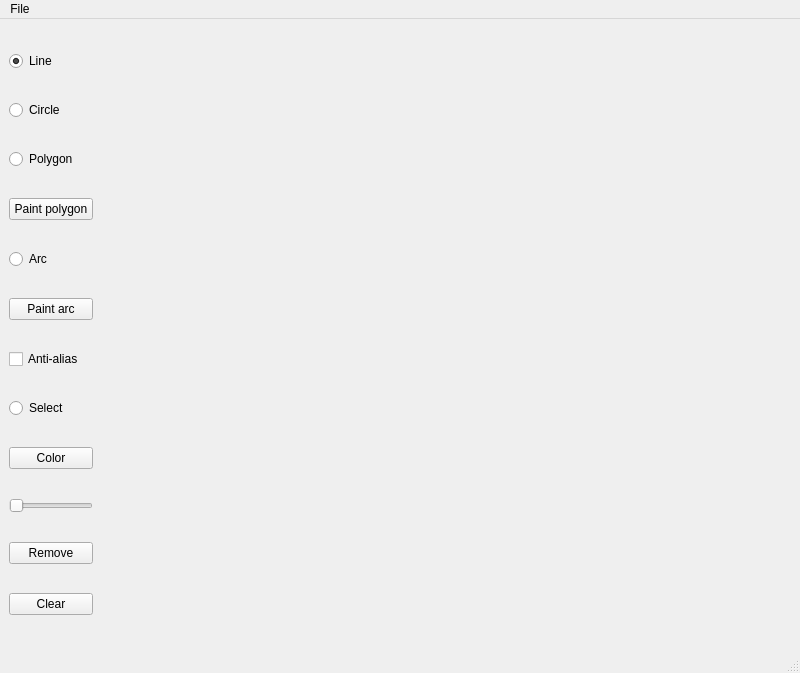
Old version of the form mainwindow.ui in the repository radieus/triangles-and-squares.
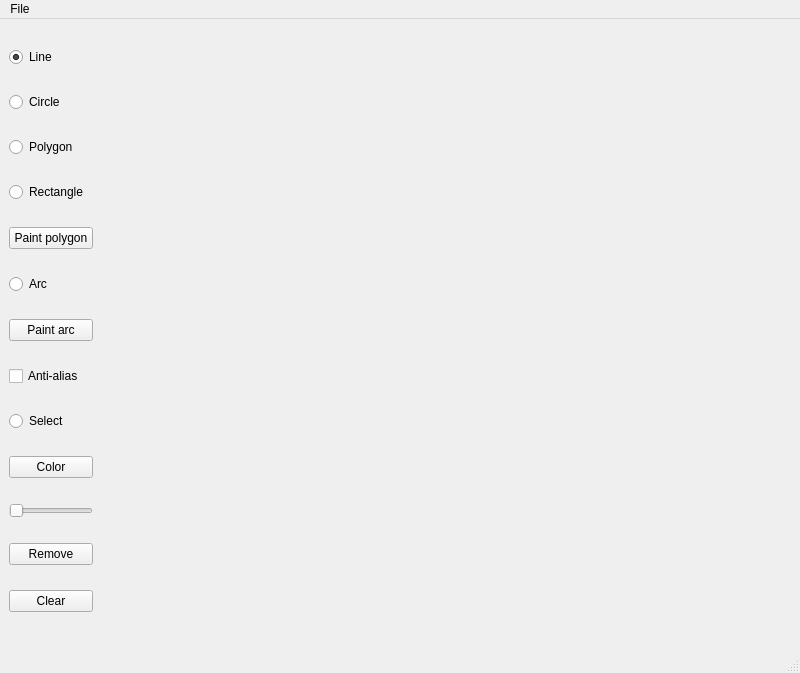
New version of the form.

What changed in the file:
```diff
--- a/mainwindow.ui
+++ b/mainwindow.ui
@@ -63,6 +63,13 @@
         </property>
        </widget>
       </item>
+      <item>
+       <widget class="QRadioButton" name="drawRectangleButton">
+        <property name="text">
+         <string>Rectangle</string>
+        </property>
+       </widget>
+      </item>
       <item>
        <widget class="QPushButton" name="paintPolygon">
         <property name="text">
```
